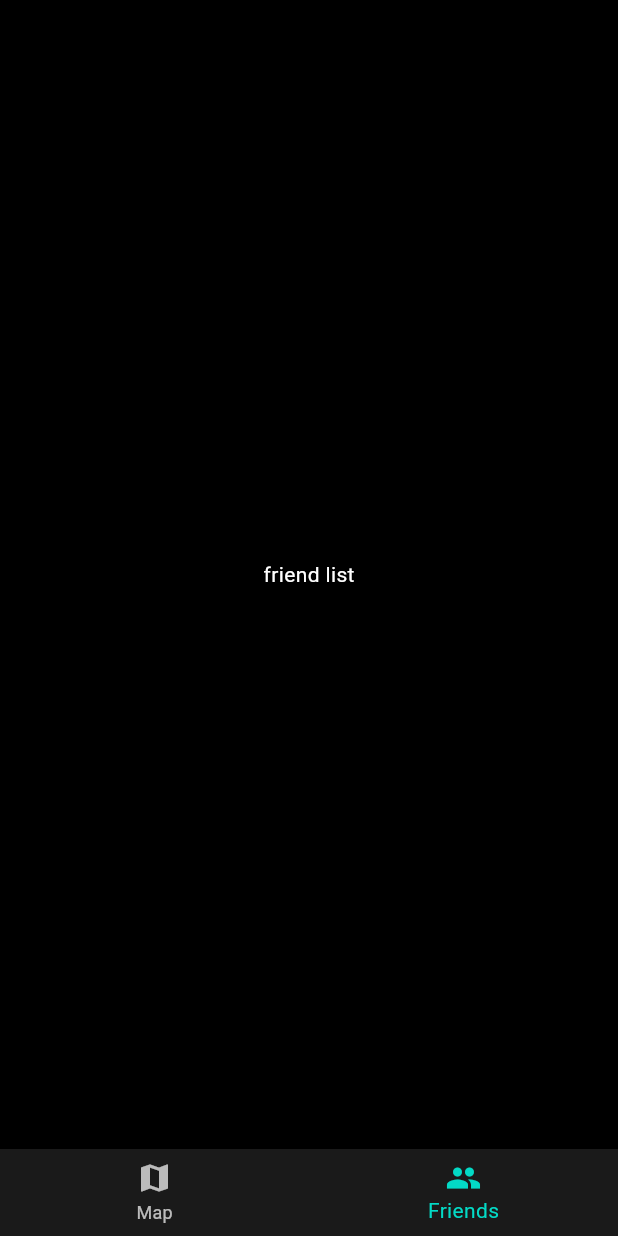
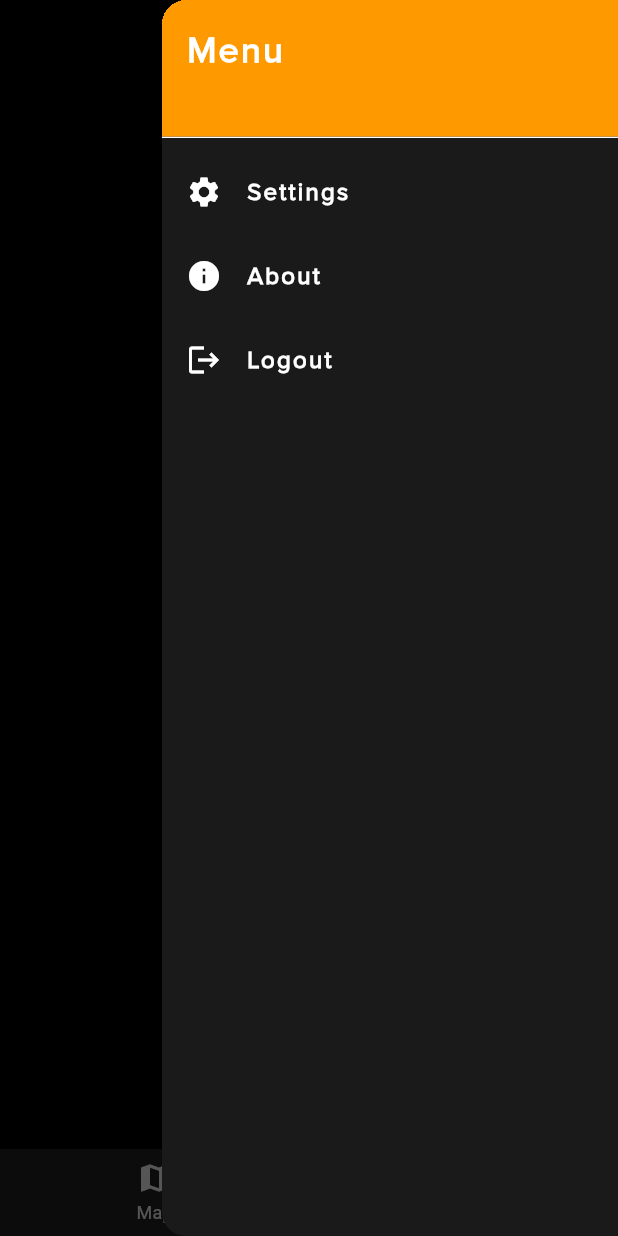
Before and after one commit to andyRamesy/posix, a Flutter app: the HomePage screen opened directly, item 2 of the bottom bar chosen, with the side drawer open (before the commit the screen has no drawer), on a phone screen of 412 x 824 dp. Run offline on Flutter 3.47's test engine with Material 3 defaults, Android fonts, the phone set to English and light mode, and no system bars; our stand-ins replace bloc, dartz, dio, flutter_bloc, flutter_map, flutter_svg and 6 more; accounts and stored records are empty.

Commit message:
finish logout

```diff
--- a/lib/core/configs/constants/api_url.dart
+++ b/lib/core/configs/constants/api_url.dart
@@ -1,5 +1,5 @@
 class ApiUrl {
-  static const String baseUrl = 'http://192.168.1.154:3000/';
+  static const String baseUrl = 'http://10.13.104.222:3000/';
   static const String apiVersion = 'api/v1';
   static const String signup = '$apiVersion/auth/signup';
   static const String signin = '$apiVersion/auth/login';
--- a/lib/domain/auth/repositories/auth.dart
+++ b/lib/domain/auth/repositories/auth.dart
@@ -6,4 +6,5 @@ abstract class AuthRepository {
   Future<Either> signup(SignupRequestParams params);
   Future<Either> signin(SigninRequestParams params);
   Future<bool> isLoggedIn();
+  Future logout();
 }
--- /dev/null
+++ b/lib/domain/auth/usecases/logout.dart
@@ -0,0 +1,10 @@
+import 'package:posix/core/usecase/usecase.dart';
+import 'package:posix/domain/auth/repositories/auth.dart';
+import 'package:posix/service_locator.dart';
+
+class LogoutUseCase extends UseCase {
+  @override
+  call(params) async {
+    return await sl<AuthRepository>().logout();
+  }
+}
--- a/lib/presentation/home/pages/home.dart
+++ b/lib/presentation/home/pages/home.dart
@@ -1,9 +1,17 @@
+import 'package:flutter/gestures.dart';
 import 'package:flutter/material.dart';
 import 'package:flutter_bloc/flutter_bloc.dart';
+import 'package:posix/common/navigation/app_navigation.dart';
+import 'package:posix/core/configs/theme/app_color.dart';
+import 'package:posix/core/configs/theme/app_theme.dart';
+import 'package:posix/domain/auth/usecases/logout.dart';
+import 'package:posix/presentation/auth/bloc/signin_cubit.dart';
+import 'package:posix/presentation/auth/pages/signin.dart';
 import 'package:posix/presentation/home/bloc/user_location_cubit.dart';
 import 'package:posix/presentation/home/pages/custom_map.dart';
 
 import 'package:posix/presentation/home/pages/friend_list.dart';
+import 'package:posix/service_locator.dart';
 
 class HomePage extends StatefulWidget {
   const HomePage({super.key});
@@ -19,11 +27,60 @@ class _HomePageState extends State<HomePage> {
   ];
   int currentIndex = 0;
 
+  logout() {
+    Future.delayed(Duration(seconds: 1), () {
+      sl<LogoutUseCase>().call(null).then(
+            (value) => AppNavigation.pushReplacement(
+                context,
+                BlocProvider(
+                  create: (context) => sl<SigninCubit>(),
+                  child: SigninPage(),
+                )),
+          );
+    });
+  }
+
   @override
   Widget build(BuildContext context) {
     return BlocProvider(
       create: (context) => UserLocationCubit()..getUserLocation(),
       child: Scaffold(
+        appBar: AppBar(
+          centerTitle: true,
+          title: Text(currentIndex == 0 ? 'Map' : 'Friends'),
+        ),
+        endDrawer: Drawer(
+          child: ListView(
+            padding: EdgeInsets.zero,
+            children: [
+              SizedBox(
+                height: 100,
+                child: DrawerHeader(
+                  decoration: BoxDecoration(color: AppColors.primary),
+                  child: Text(
+                    'Menu',
+                    style: AppTheme.appTheme.textTheme.headlineLarge,
+                  ),
+                ),
+              ),
+              ListTile(
+                leading: Icon(Icons.settings),
+                title: Text('Settings'),
+                onTap: () {},
+              ),
+              ListTile(
+                leading: Icon(Icons.info),
+                title: Text('About'),
+                onTap: () {},
+              ),
+              ListTile(
+                leading: Icon(Icons.logout),
+                title: Text('Logout'),
+                onTap: () => logout(),
+              ),
+            ],
+          ),
+        ),
         body: pageList[currentIndex],
         bottomNavigationBar: BottomNavigationBar(
           items: const [
--- a/lib/service_locator.dart
+++ b/lib/service_locator.dart
@@ -12,6 +12,7 @@ import 'package:posix/domain/auth/repositories/auth_biometric.dart';
 import 'package:posix/domain/auth/usecases/auth_biometric.dart';
 import 'package:posix/domain/auth/usecases/is_device_supported.dart';
 import 'package:posix/domain/auth/usecases/is_logged_in.dart';
+import 'package:posix/domain/auth/usecases/logout.dart';
 import 'package:posix/domain/auth/usecases/signin.dart';
 import 'package:posix/domain/auth/usecases/signup.dart';
 import 'package:posix/domain/user_location/repositories/user_location.dart';
@@ -43,6 +44,7 @@ void setupServiceLocator() {
   sl.registerSingleton<SignupUseCase>(SignupUseCase());
   sl.registerSingleton<SigninUseCase>(SigninUseCase());
   sl.registerSingleton<IsLoggedInUseCase>(IsLoggedInUseCase());
+  sl.registerSingleton<LogoutUseCase>(LogoutUseCase());
 
   //cubits Auth
   sl.registerFactory<SignupCubit>(
```
Also changed, not shown: lib/data/auth/repositories/auth.dart (+7 -0 lines), 2 other files.
